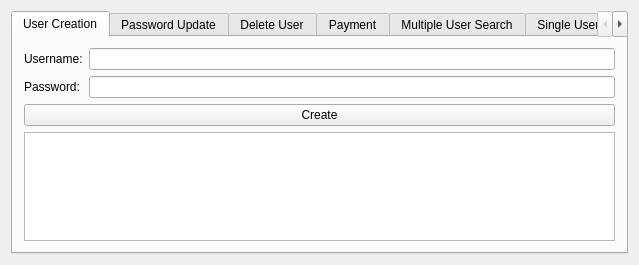
Old version of the form NetworkRequest/apiform.ui in the repository CodexVII/Qt.
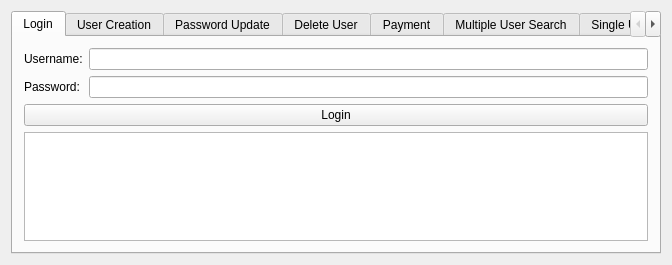
New version of the form.

Commit message: Added login service

What changed in the file:
```diff
--- a/NetworkRequest/apiform.ui
+++ b/NetworkRequest/apiform.ui
@@ -6,7 +6,7 @@
    <rect>
     <x>0</x>
     <y>0</y>
-    <width>639</width>
+    <width>672</width>
     <height>265</height>
    </rect>
   </property>
@@ -19,6 +19,66 @@
      <property name="currentIndex">
       <number>0</number>
      </property>
+     <widget class="QWidget" name="tab_7">
+      <attribute name="title">
+       <string>Login</string>
+      </attribute>
+      <layout class="QGridLayout" name="gridLayout_3">
+       <item row="0" column="0">
+        <layout class="QVBoxLayout" name="verticalLayout_10">
+         <item>
+          <layout class="QFormLayout" name="formLayout_4">
+           <item row="0" column="0">
+            <widget class="QLabel" name="label_12">
+             <property name="text">
+              <string>Username:</string>
+             </property>
+            </widget>
+           </item>
+           <item row="0" column="1">
+            <widget class="QLineEdit" name="login_username">
+             <property name="text">
+              <string/>
+             </property>
+            </widget>
+           </item>
+           <item row="1" column="0">
+            <widget class="QLabel" name="label_13">
+             <property name="text">
+              <string>Password:</string>
+             </property>
+            </widget>
+           </item>
+           <item row="1" column="1">
+            <widget class="QLineEdit" name="login_password">
+             <property name="text">
+              <string/>
+             </property>
+             <property name="echoMode">
+              <enum>QLineEdit::Password</enum>
+             </property>
+            </widget>
+           </item>
+           <item row="2" column="0" colspan="2">
+            <widget class="QPushButton" name="login">
+             <property name="text">
+              <string>Login</string>
+             </property>
+            </widget>
+           </item>
+          </layout>
+         </item>
+         <item>
+          <widget class="QTextBrowser" name="login_output">
+           <property name="enabled">
+            <bool>true</bool>
+           </property>
+          </widget>
+         </item>
+        </layout>
+       </item>
+      </layout>
+     </widget>
      <widget class="QWidget" name="tab">
       <attribute name="title">
        <string>User Creation</string>
```
The commit also changes 10 other files.
